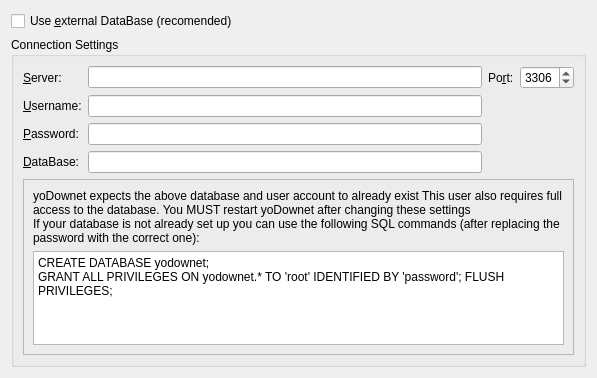
Alir3z4/yoDownet, file prefdatabasewidget.ui: the form before one commit.
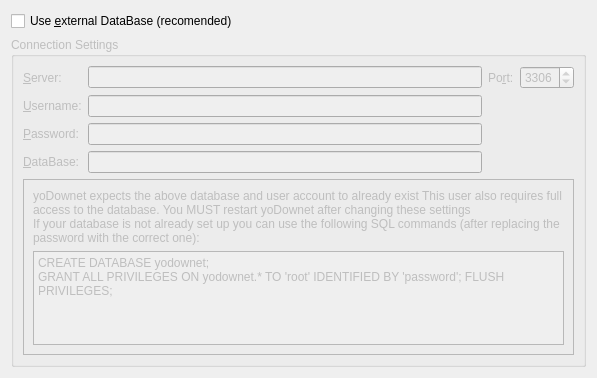
The form after the commit.

Commit message: set groupBox enable=false by default

The edit to the form file:
```diff
--- a/prefdatabasewidget.ui
+++ b/prefdatabasewidget.ui
@@ -24,7 +24,7 @@
    <item row="1" column="0">
     <widget class="QGroupBox" name="groupBox">
      <property name="enabled">
-      <bool>true</bool>
+      <bool>false</bool>
      </property>
      <property name="title">
       <string>Connection Settings</string>
```
